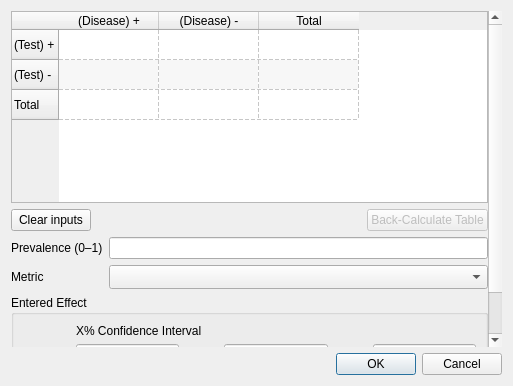
The window that src/rc_metastudio/forms/diagnostic_data_dialog.ui (AliSalman-et-al/rc-metastudio) describes before a commit, drawn with Qt 5.
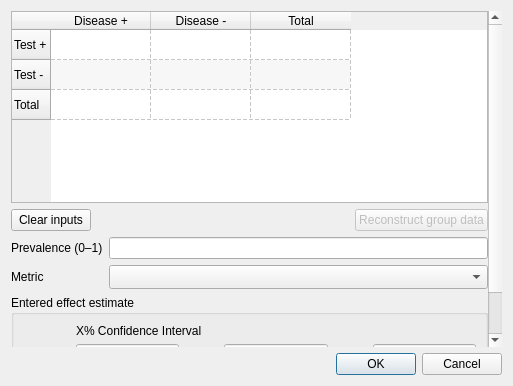
The same window after the commit. Icons and pictures are not drawn.

Commit message: Use clinical p-value display and omit diagnostic null tests

```diff
--- a/src/rc_metastudio/forms/diagnostic_data_dialog.ui
+++ b/src/rc_metastudio/forms/diagnostic_data_dialog.ui
@@ -27,11 +27,11 @@
          <property name="gridStyle"><enum>Qt::DashLine</enum></property>
          <property name="rowCount"><number>3</number></property>
          <property name="columnCount"><number>3</number></property>
-         <row><property name="text"><string>(Test) +</string></property></row>
-         <row><property name="text"><string>(Test) -</string></property></row>
+         <row><property name="text"><string>Test +</string></property></row>
+         <row><property name="text"><string>Test -</string></property></row>
          <row><property name="text"><string>Total</string></property></row>
-         <column><property name="text"><string>(Disease) +</string></property></column>
-         <column><property name="text"><string>(Disease) -</string></property></column>
+         <column><property name="text"><string>Disease +</string></property></column>
+         <column><property name="text"><string>Disease -</string></property></column>
          <column><property name="text"><string>Total</string></property></column>
         </widget>
        </item>
@@ -39,7 +39,7 @@
         <layout class="QHBoxLayout" name="table_actions_layout">
          <item><widget class="QPushButton" name="clear_button"><property name="text"><string>Clear inputs</string></property></widget></item>
          <item><spacer name="table_actions_spacer"><property name="orientation"><enum>Qt::Horizontal</enum></property><property name="sizeHint" stdset="0"><size><width>40</width><height>20</height></size></property></spacer></item>
-         <item><widget class="QPushButton" name="back_calculate_button"><property name="enabled"><bool>false</bool></property><property name="text"><string>Back-Calculate Table</string></property></widget></item>
+         <item><widget class="QPushButton" name="back_calculate_button"><property name="enabled"><bool>false</bool></property><property name="text"><string>Reconstruct group data</string></property></widget></item>
         </layout>
        </item>
        <item>
@@ -53,7 +53,7 @@
        </item>
        <item>
         <widget class="QGroupBox" name="effect_group">
-         <property name="title"><string>Entered Effect</string></property>
+         <property name="title"><string>Entered effect estimate</string></property>
          <layout class="QGridLayout" name="effect_layout">
           <item row="0" column="1" colspan="5"><widget class="QLabel" name="ci_label"><property name="toolTip"><string>Confidence level used for the entered interval</string></property><property name="text"><string>X% Confidence Interval</string></property><property name="wordWrap"><bool>true</bool></property></widget></item>
           <item row="1" column="0"><widget class="QLabel" name="label_14"><property name="text"><string>Estimate</string></property><property name="buddy"><cstring>effect_text_box</cstring></property></widget></item>
```
The commit also changes 5 other files.
